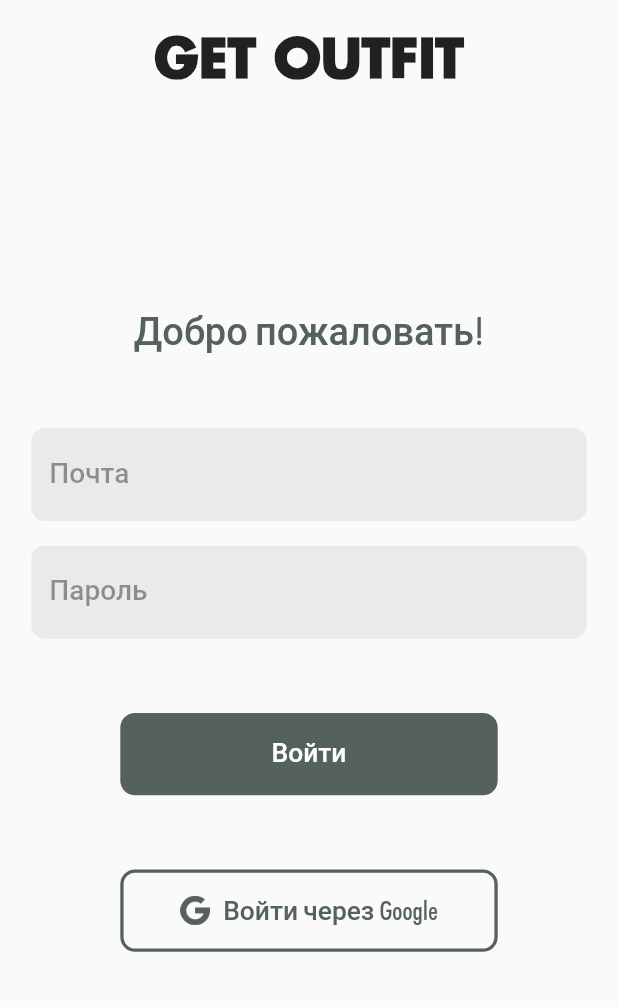
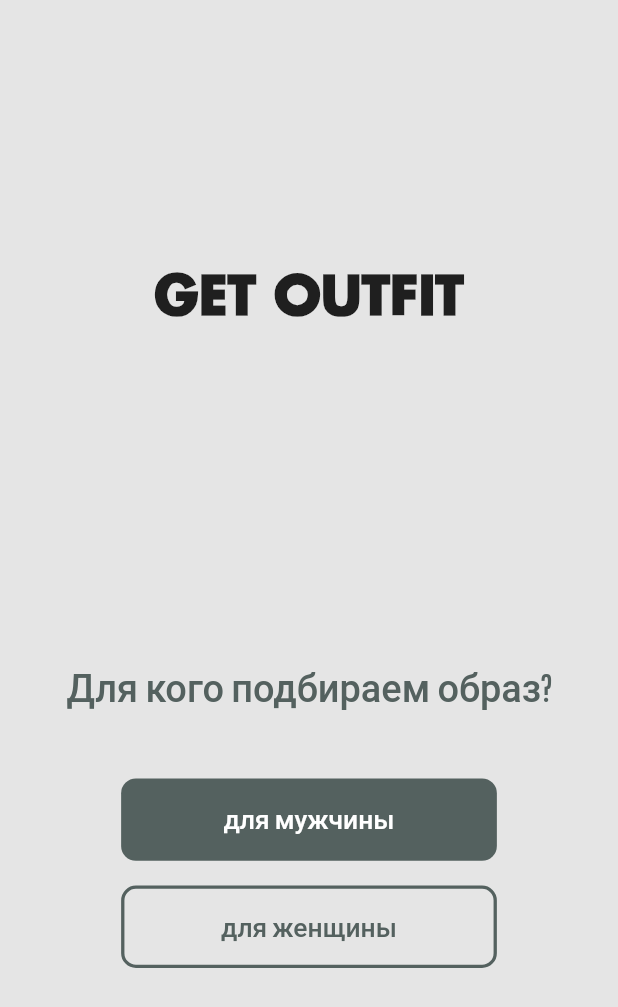
Before and after one commit to dbystruev/Get-Outfit, a Flutter app: the screen it shows after launch, after a tap on "Войти", on a phone screen of 412 x 824 dp. Shown: the top 1007 px of the screen. Run offline on Flutter 3.47's test engine with Material 2 defaults, Android fonts, the phone set to English and light mode, and no system bars.

Commit message:
Added gender screen

```diff
--- a/lib/design/scale.dart
+++ b/lib/design/scale.dart
@@ -12,6 +12,9 @@ mixin Scale {
   static const double defaultHeight = 375;
   static const double defaultWidth = 375;
 
+  bool isHorizontal(BuildContext context) =>
+      MediaQuery.of(context).size.height < MediaQuery.of(context).size.width;
+
   double getScale(
     BuildContext context, {
     double height = defaultHeight,
@@ -22,7 +25,7 @@ mixin Scale {
     final double horizontalScale = screenWidth / width;
     final double verticalScale = screenHeight / height;
     final double scale = min(horizontalScale, verticalScale);
-    print('DEBUG in lib/design/scale.dart line 25: scale = $scale');
+    print('DEBUG in lib/design/scale.dart line 28: scale = $scale');
     return scale;
   }
 }
--- a/lib/main.dart
+++ b/lib/main.dart
@@ -17,6 +17,7 @@ class Main extends StatelessWidget {
         debugShowCheckedModeBanner: false,
         home: LaunchScreen(),
         theme: ThemeData(
+          canvasColor: Color(0xFFE5E5E5),
           inputDecorationTheme: const InputDecorationTheme(
             labelStyle: TextStyle(
               color: const Color.fromARGB(102, 0, 0, 0),
--- /dev/null
+++ b/lib/screens/gender.dart
@@ -0,0 +1,62 @@
+//
+//  gender.dart
+//
+//  Created by Denis Bystruev on 12/03/2020.
+//
+
+import 'package:flutter/material.dart';
+import 'package:get_outfit/design/scale.dart';
+import 'package:get_outfit/widgets/button.dart';
+import 'package:get_outfit/widgets/logo.dart';
+import 'package:get_outfit/widgets/title.dart';
+
+class GenderScreen extends StatelessWidget with Scale {
+  final GlobalKey<State<StatefulWidget>> sizingKey = GlobalKey();
+
+  @override
+  Widget build(BuildContext context) {
+    final double scale = getScale(context, height: 684);
+    WidgetsBinding.instance.addPostFrameCallback((timeStamp) {
+      final double height =
+          (sizingKey.currentContext?.findRenderObject() as RenderBox)
+              .size
+              .height;
+      print('DEBUG in lib/screens/gender.dart line 24: height = $height');
+    });
+    return Scaffold(
+      body: Center(
+        child: Column(
+          children: <Widget>[
+            LogoWidget(fontSize: 32 * scale),
+            SizedBox(height: 205 * scale),
+            TitleWidget('Для кого подбираем образ?', fontSize: 23 * scale),
+            SizedBox(height: 41 * scale),
+            ButtonWidget(
+              'для мужчины',
+              buttonColor: Color(0xFF54615F),
+              onPressed: () {
+                print('DEBUG in lib/screens/gender.dart line 38: men selected');
+                Navigator.pop(context);
+              },
+              scale: scale,
+              textColor: Colors.white,
+            ),
+            SizedBox(height: 15 * scale),
+            ButtonWidget(
+              'для женщины',
+              borderColor: Color(0xFF54615F),
+              onPressed: () {
+                print('DEBUG in lib/screens/gender.dart line 49: women selected');
+                Navigator.pop(context);
+              },
+              scale: scale,
+              textColor: Color(0xFF54615F),
+            ),
+          ],
+          mainAxisAlignment: MainAxisAlignment.center,
+          key: sizingKey,
+        ),
+      ),
+    );
+  }
+}
--- a/lib/screens/login.dart
+++ b/lib/screens/login.dart
@@ -6,6 +6,7 @@
 
 import 'package:flutter/material.dart';
 import 'package:get_outfit/design/scale.dart';
+import 'package:get_outfit/screens/gender.dart';
 import 'package:get_outfit/widgets/button.dart';
 import 'package:get_outfit/widgets/form.dart';
 import 'package:get_outfit/widgets/logo.dart';
@@ -23,7 +24,6 @@ class _LoginScreenState extends State<LoginScreen> with Scale {
 
   @override
   Widget build(BuildContext context) {
-    final double minSpace = 15;
     final double scale = getScale(context, height: 660);
     WidgetsBinding.instance.addPostFrameCallback((timeStamp) {
       final double height =
@@ -39,38 +39,50 @@ class _LoginScreenState extends State<LoginScreen> with Scale {
             child: ListView(
               children: <Widget>[
                 LogoWidget(fontSize: 32 * scale),
-                SizedBox(height: (scale < 1 ? minSpace : 132) * scale),
+                SizedBox(height: 132 * scale),
                 TitleWidget('Добро пожаловать!', fontSize: 23 * scale),
-                SizedBox(height: (scale < 1 ? minSpace : 45) * scale),
+                SizedBox(height: 45 * scale),
                 FormWidget(
                   controller: emailController,
                   fontSize: 17 * scale,
                   labelText: 'Почта',
                 ),
-                SizedBox(height: (scale < 1 ? minSpace : 15) * scale),
+                SizedBox(height: 15 * scale),
                 FormWidget(
                   controller: passwordController,
                   fontSize: 17 * scale,
                   labelText: 'Пароль',
                   obscureText: true,
                 ),
-                SizedBox(height: (scale < 1 ? minSpace : 45) * scale),
+                SizedBox(height: 45 * scale),
                 ButtonWidget(
                   'Войти',
                   buttonColor: Color(0xFF54615F),
                   onPressed: () {
-                    print('DEBUG in lib/screens/login.dart line 62');
+                    print('DEBUG in lib/screens/login.dart line 62: e-mail selected');
+                    Navigator.push(
+                      context,
+                      MaterialPageRoute(
+                        builder: (context) => GenderScreen(),
+                      ),
+                    );
                   },
                   scale: scale,
                   textColor: Colors.white,
                 ),
-                SizedBox(height: (scale < 1 ? minSpace : 45) * scale),
+                SizedBox(height: 45 * scale),
                 ButtonWidget(
                   'Войти через Google',
                   borderColor: Color(0xFF54615F),
                   imageName: 'assets/images/g.png',
                   onPressed: () {
-                    print('DEBUG in lib/screens/login.dart line 73');
+                    print('DEBUG in lib/screens/login.dart line 79: google selected');
+                    Navigator.push(
+                      context,
+                      MaterialPageRoute(
+                        builder: (context) => GenderScreen(),
+                      ),
+                    );
                   },
                   scale: scale,
                   textColor: Color(0xFF54615F),
@@ -98,12 +110,12 @@ class _LoginScreenState extends State<LoginScreen> with Scale {
     emailController.addListener(() {
       final String text = emailController.text;
       print(
-          'DEBUG in lib/screens/login.dart line 101 emailController.text = $text');
+          'DEBUG in lib/screens/login.dart line 113 emailController.text = $text');
     });
     passwordController.addListener(() {
       final String text = passwordController.text;
       print(
-          'DEBUG in lib/screens/login.dart line 106 passwordController.text = $text');
+          'DEBUG in lib/screens/login.dart line 118 passwordController.text = $text');
     });
   }
 }
```
Also changed, not shown: 4 other files.
